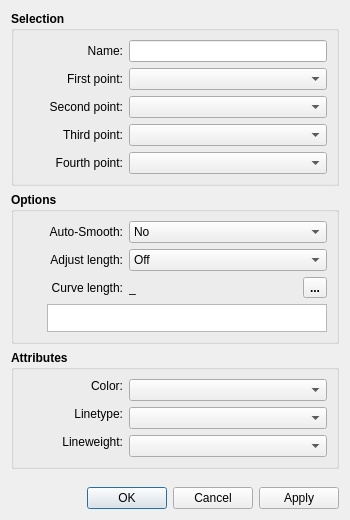
The window that src/libs/vtools/dialogs/tools/dialogcubicbezier.ui (FashionFreedom/Seamly2D) describes before a commit, drawn with Qt 5.
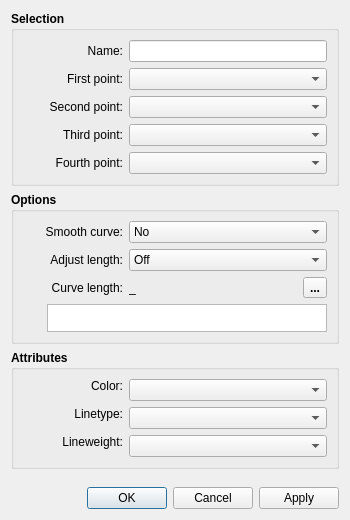
The same window after the commit. Icons and pictures are not drawn. Custom widgets are drawn as their Qt base class.

Commit message:
fix: address review feedback — consistent labels, fx button wiring, formula sync
- Rename "Auto-Smooth" to "Smooth curve" in both dialog .ui files to
  match Properties Editor and avoid hyphenated text in translations
- Wire up toolButtonExprCurveLength in both DialogSpline and
  DialogCubicBezier with FXCurveLength() slot and EditFormulaDialog
- Add SetTargetLength() to both dialogs so setDialog() passes the
  stored formula instead of losing it to a numeric value on dialog open
- Add missing includes for EditFormulaDialog in dialogcubicbezier.cpp

The edit to the form file:
```diff
--- a/src/libs/vtools/dialogs/tools/dialogcubicbezier.ui
+++ b/src/libs/vtools/dialogs/tools/dialogcubicbezier.ui
@@ -304,7 +304,7 @@
            </font>
           </property>
           <property name="text">
-           <string>Auto-Smooth:</string>
+           <string>Smooth curve:</string>
           </property>
           <property name="alignment">
            <set>Qt::AlignRight|Qt::AlignTrailing|Qt::AlignVCenter</set>
```
The commit also changes 7 other files.
